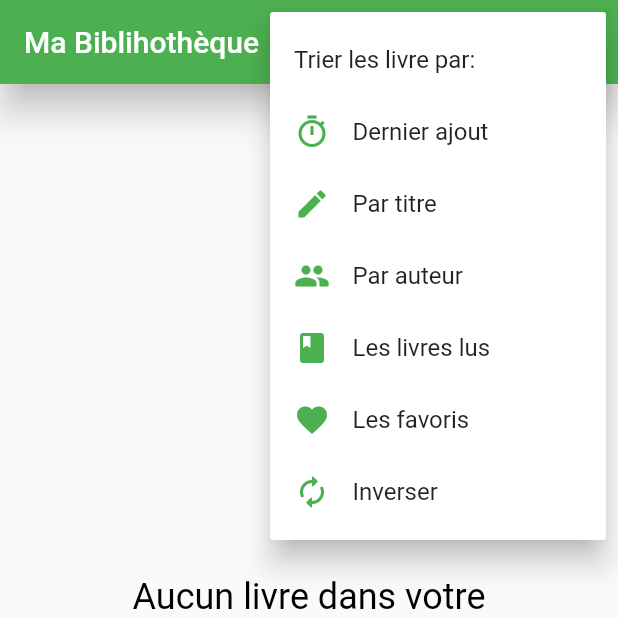
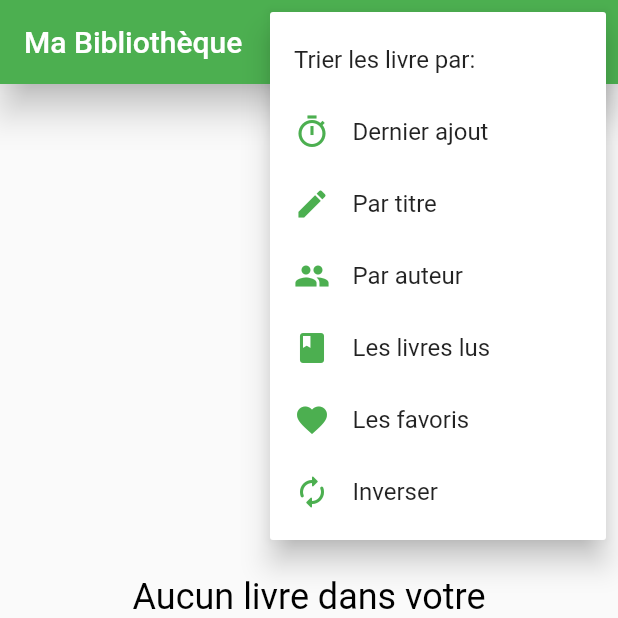
Before and after one commit to ValJoly/bar_code_scanner, a Flutter app: the screen it shows after launch, after a tap on the "sort" icon, on a phone screen of 412 x 824 dp, the top half of it. Run offline on Flutter 3.47's test engine with Material 2 defaults, Android fonts, the phone set to English and light mode, and no system bars; drawn by our look-alikes of focused_menu; our stand-ins replace shared_preferences; missing offline and left inert: flutter_barcode_scanner, flutter_circular_chart, flutter_sparkline; network calls fail.

Commit message:
Bibliothèque avec un seul H mdr la honte

```diff
--- a/lib/barcodescanner.dart
+++ b/lib/barcodescanner.dart
@@ -48,7 +48,7 @@ class _BarCodeScannerState extends State<BarCodeScanner> {
 
 
   // liste des string pour la AppBar selon l'onglet selectionné
-  List<String> listString = ["Ma Biblihothèque", "Mes Envies"];
+  List<String> listString = ["Ma Bibliothèque", "Mes Envies"];
   // liste des couleurs pour les différents volets
   List<Color> listColor = [Colors.green, Colors.amber];
 
--- a/lib/stat.dart
+++ b/lib/stat.dart
@@ -97,8 +97,8 @@ class Stat extends StatelessWidget {
     ajourdhui = DateTime.now();
     DateTime temp = ajourdhui;
     for(int i = 0 ; i < listDataLivre.length ; i++){
-        if(data.elementAt(i).data_dateAjout.isBefore(temp)){
-          temp = data.elementAt(i).data_dateAjout;
+        if(listDataLivre.elementAt(i).data_dateAjout.isBefore(temp)){
+          temp = listDataLivre.elementAt(i).data_dateAjout;
         }
     }
     // circular 2 (en bas de la vue)
```
